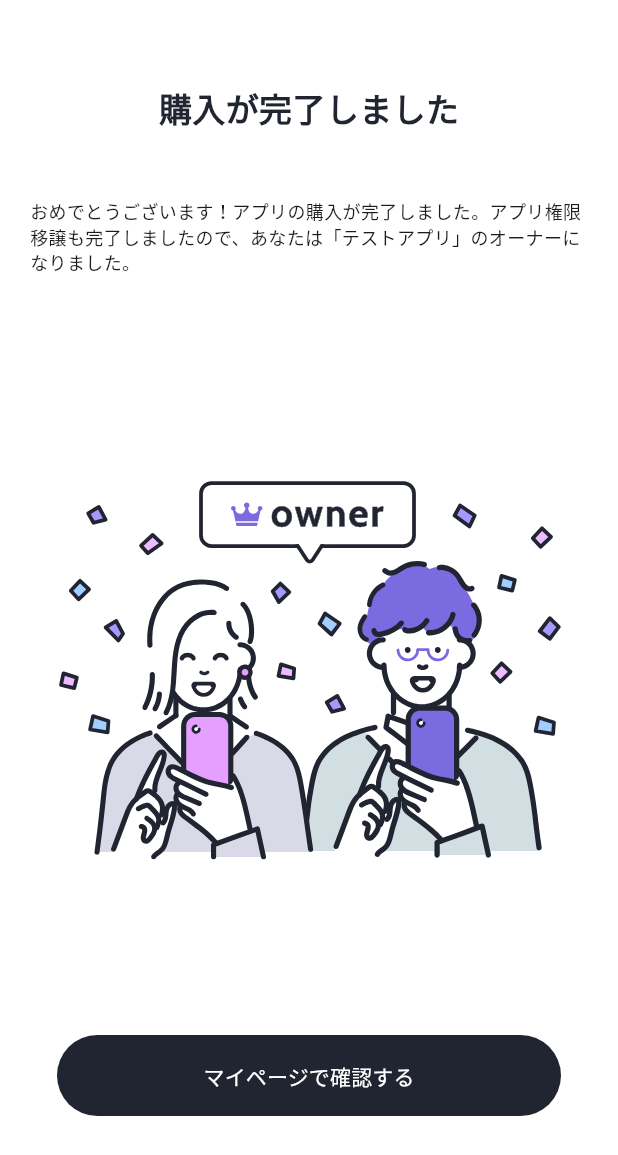
After one commit to ailab-dev/app_buy_sell, a Flutter app: the PurchaseCompletePage screen opened by its route, on a phone screen of 412 x 824 dp. The commit adds this screen. Shown: the top 1155 px of the screen. Run offline on Flutter 3.47's test engine with Material 3 defaults, Android fonts, the phone set to English and light mode, and no system bars; our stand-ins replace cached_network_image, cloud_firestore, firebase_auth, firebase_core, flutter_hooks, flutter_rating_bar and 5 more; missing offline and left inert: pay; accounts and stored records are empty; generated files the repository leaves out were written again.

Commit message:
purchase complete

```diff
--- a/lib/gen/assets.gen.dart
+++ b/lib/gen/assets.gen.dart
@@ -36,9 +36,12 @@ class $AssetsImagesGen {
   /// File path: assets/images/logo.svg
   SvgGenImage get logoSvg => const SvgGenImage('assets/images/logo.svg');
 
+  /// File path: assets/images/purchase.svg
+  SvgGenImage get purchase => const SvgGenImage('assets/images/purchase.svg');
+
   /// List of all assets
   List<dynamic> get values =>
-      [applePay, gPay, googlePay, adGroup, app, logoPng, logoSvg];
+      [applePay, gPay, googlePay, adGroup, app, logoPng, logoSvg, purchase];
 }
 
 class Assets {
--- /dev/null
+++ b/lib/src/features/product/presentation/purchase_complete_page.dart
@@ -0,0 +1,75 @@
+import 'package:app_buy_sell/gen/assets.gen.dart';
+import 'package:app_buy_sell/src/constants/color_constant.dart';
+import 'package:flutter/material.dart';
+import 'package:hooks_riverpod/hooks_riverpod.dart';
+
+class PurchaseCompletePage extends ConsumerWidget {
+  const PurchaseCompletePage({super.key});
+
+  @override
+  Widget build(BuildContext context, WidgetRef ref) {
+    return Scaffold(
+      appBar: AppBar(),
+      body: Column(
+        children: [
+          const Text(
+            '購入が完了しました',
+            style: TextStyle(
+              fontSize: 22,
+              fontWeight: FontWeight.w700,
+              color: ColorsConstant.text,
+            ),
+          ),
+          const SizedBox(
+            height: 25,
+          ),
+          const Padding(
+            padding: EdgeInsets.all(20.0),
+            child: Text(
+              'おめでとうございます！アプリの購入が完了しました。アプリ権限移譲も完了しましたので、あなたは「テストアプリ」のオーナーになりました。',
+              style: TextStyle(
+                fontSize: 12,
+                fontWeight: FontWeight.w400,
+              ),
+            ),
+          ),
+          Expanded(
+            child: Center(
+              child: Assets.images.purchase.svg(),
+            ),
+          ),
+          Padding(
+            padding: const EdgeInsets.symmetric(horizontal: 38),
+            child: SizedBox(
+              width: double.infinity,
+              height: 54,
+              child: TextButton(
+                onPressed: () {},
+                style: ButtonStyle(
+                  shape: MaterialStateProperty.all(
+                    RoundedRectangleBorder(
+                      borderRadius: BorderRadius.circular(100.0),
+                    ),
+                  ),
+                  backgroundColor:
+                      MaterialStateProperty.all(ColorsConstant.text),
+                ),
+                child: const Text(
+                  'マイページで確認する',
+                  style: TextStyle(
+                    fontSize: 14,
+                    fontWeight: FontWeight.w500,
+                    color: Colors.white,
+                  ),
+                ),
+              ),
+            ),
+          ),
+          const SizedBox(
+            height: 80,
+          ),
+        ],
+      ),
+    );
+  }
+}
--- a/lib/src/routing/go_router.dart
+++ b/lib/src/routing/go_router.dart
@@ -2,6 +2,7 @@ import 'package:app_buy_sell/src/features/home/domain/app_model.dart';
 import 'package:app_buy_sell/src/features/home/presentation/home_page.dart';
 import 'package:app_buy_sell/src/features/login/presentation/login_page.dart';
 import 'package:app_buy_sell/src/features/product/presentation/product_page.dart';
+import 'package:app_buy_sell/src/features/product/presentation/purchase_complete_page.dart';
 import 'package:app_buy_sell/src/features/register/presentation/register_page.dart';
 import 'package:app_buy_sell/src/features/register_profile/presentation/register_profile_page.dart';
 import 'package:app_buy_sell/src/features/splash/presentation/splash_page.dart';
@@ -56,5 +57,11 @@ final router = GoRouter(
         );
       },
     ),
+    GoRoute(
+      path: '/purchase-complete',
+      builder: (BuildContext context, GoRouterState state) {
+        return const PurchaseCompletePage();
+      },
+    ),
   ],
 );
```
Also changed, not shown: assets/images/purchase.svg (added).
